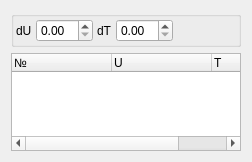
Before: the Qt Designer form zrm/zrmcellview.ui in dostapazov/powermon_v4, drawn with Qt 5.
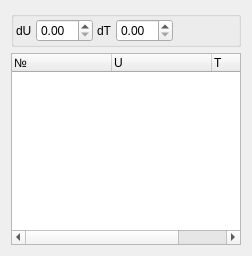
After: the same form once the commit is applied.

What changed in the file:
```diff
--- a/zrm/zrmcellview.ui
+++ b/zrm/zrmcellview.ui
@@ -11,7 +11,7 @@
    </rect>
   </property>
   <property name="sizePolicy">
-   <sizepolicy hsizetype="Maximum" vsizetype="Preferred">
+   <sizepolicy hsizetype="Maximum" vsizetype="Expanding">
     <horstretch>0</horstretch>
     <verstretch>0</verstretch>
    </sizepolicy>
@@ -100,7 +100,7 @@
    <item>
     <widget class="QStackedWidget" name="stackedWidget">
      <property name="sizePolicy">
-      <sizepolicy hsizetype="Maximum" vsizetype="Preferred">
+      <sizepolicy hsizetype="Maximum" vsizetype="Minimum">
        <horstretch>0</horstretch>
        <verstretch>0</verstretch>
       </sizepolicy>
```
